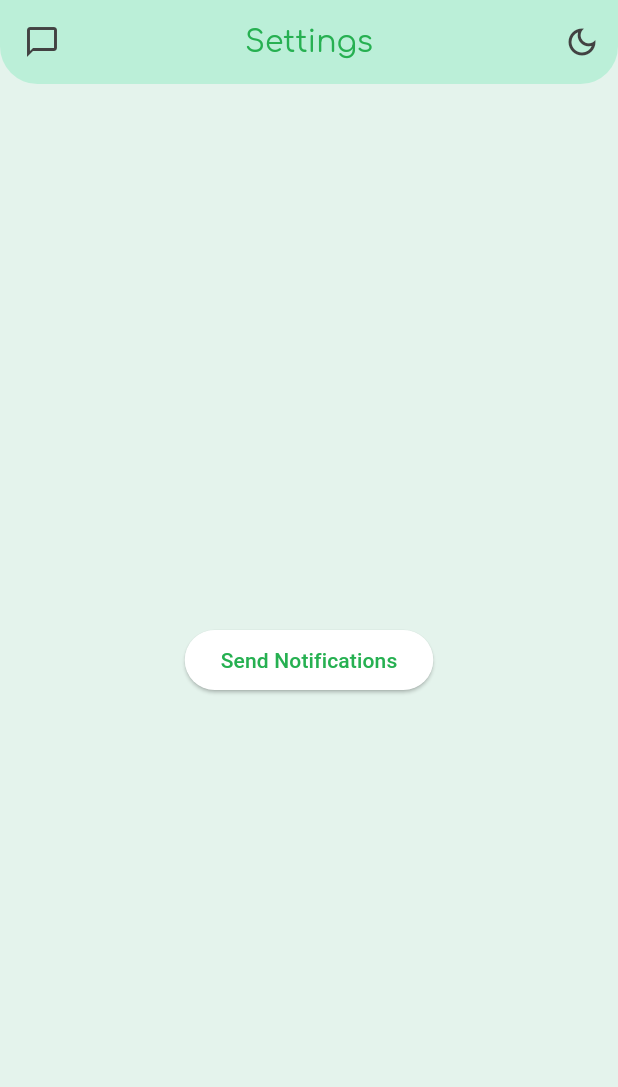
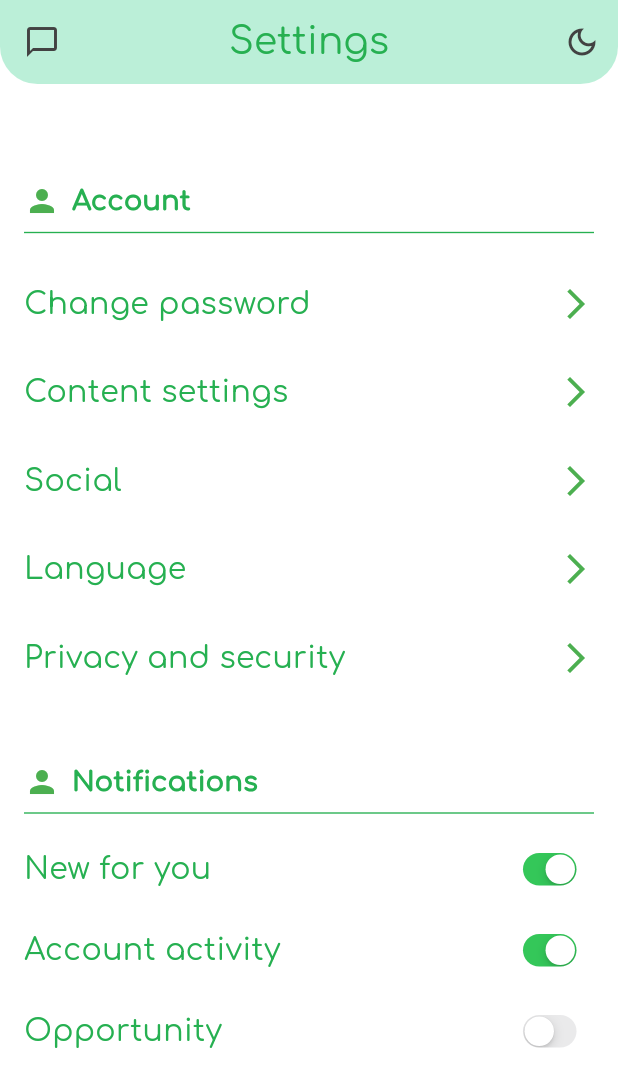
Before and after one commit to Hrk01221/CodePalooza, a Flutter app: the Settings screen opened directly, on a phone screen of 412 x 824 dp. Shown: the top 1087 px of the screen. Run offline on Flutter 3.47's test engine with Material 3 defaults, Android fonts, the phone set to English and light mode, and no system bars; our stand-ins replace animate_do, animated_splash_screen, awesome_notifications, cloud_firestore, firebase_auth, firebase_core and 7 more; accounts and stored records are empty; network calls fail.

Commit message:
Chatting issue fixed + added settings

```diff
--- a/lib/Screens/Chatting_with.dart
+++ b/lib/Screens/Chatting_with.dart
@@ -65,10 +65,8 @@ class _ChattingPageState extends State<ChattingPage> {
   }
 
   void sendMessage() async {
-
     if(_messageController.text.isNotEmpty){
       await _chatService.sendMessage(widget.recieverID, _messageController.text);
-
       _messageController.clear();
     }
 
@@ -100,6 +98,7 @@ class _ChattingPageState extends State<ChattingPage> {
           IconButton(
             onPressed: () {
               Provider.of<ThemeProvider>(context, listen: false).toggleTheme();
+              scrollDown();
             },
             icon: Icon(
               Theme.of(context).brightness == Brightness.dark
--- a/lib/Screens/profile.dart
+++ b/lib/Screens/profile.dart
@@ -9,6 +9,7 @@ import 'package:realpalooza/Screens/edit_profile.dart';
 import 'package:realpalooza/Theme/theme_provider.dart';
 import 'package:realpalooza/constant/icons.dart';
 import 'package:realpalooza/pages/daily_streak.dart';
+import 'package:realpalooza/pages/skills.dart';
 import '../pages/graph_code.dart';
 
 class Profile extends StatefulWidget {
@@ -324,7 +325,7 @@ class _ProfileState extends State<Profile> {
                               Navigator.pushReplacement(
                                   context,
                                   MaterialPageRoute(
-                                    builder: (context) => DailyStreakScreen(),
+                                    builder: (context) => Skills(),
                                   )
                               );
                             },
--- a/lib/Screens/settings.dart
+++ b/lib/Screens/settings.dart
@@ -1,19 +1,29 @@
-import 'package:awesome_notifications/awesome_notifications.dart';
+import 'package:flutter/cupertino.dart';
 import 'package:flutter/material.dart';
 import 'package:provider/provider.dart';
+import 'package:realpalooza/Screens/settings_page/ChangePass.dart';
+import 'package:realpalooza/Screens/settings_page/ContestSetting.dart';
+import 'package:realpalooza/Screens/settings_page/Language.dart';
+import 'package:realpalooza/Screens/settings_page/PrivacyAndSecurity.dart';
+import 'package:realpalooza/Screens/settings_page/Social.dart';
 
 import '../Theme/theme_provider.dart';
+import '../pages/graph_code.dart';
 import '../pages/notification.dart';
+import 'base_screen.dart';
 import 'chatPage.dart';
 
+class Settings extends StatefulWidget {
+  @override
+  _SettingsPageState createState() => _SettingsPageState();
+}
 
-class Settings extends StatelessWidget {
-  Settings({Key? key}) : super(key: key);
+class _SettingsPageState extends State<Settings> {
+  List<bool> switchValues = [true, true, false]; // Switch values list
 
   @override
   Widget build(BuildContext context) {
     return Scaffold(
-      backgroundColor: Theme.of(context).colorScheme.background,
       appBar: AppBar(
         backgroundColor: Theme.of(context).colorScheme.primary,
         centerTitle: true,
@@ -21,7 +31,7 @@ class Settings extends StatelessWidget {
           'Settings',
           style: TextStyle(
             fontFamily: 'Comfortaa',
-              fontSize: 20,
+            fontSize: 25,
             color: Theme.of(context).colorScheme.secondary,
           ),
         ),
@@ -35,14 +45,13 @@ class Settings extends StatelessWidget {
                   ? Icons.dark_mode
                   : Icons.dark_mode_outlined,
               color: Theme.of(context).brightness == Brightness.dark
-                    ?Colors.white.withOpacity(.8)
-                    :Colors.grey[800],
+                  ? Colors.white.withOpacity(.8)
+                  : Colors.grey[800],
             ),
           ),
         ],
         leading: IconButton(
-            onPressed: (){
-
+          onPressed: () {
             Navigator.push(
               context,
               MaterialPageRoute(
@@ -52,53 +61,182 @@ class Settings extends StatelessWidget {
               ),
             );
           },
-            icon: (
-                Icon(
+          icon: (Icon(
             Theme.of(context).brightness == Brightness.dark
                 ? Icons.chat_bubble_outlined
                 : Icons.chat_bubble_outline,
             color: Theme.of(context).brightness == Brightness.dark
-                      ?Colors.white.withOpacity(.8)
-                      :Colors.grey[800],
-                )
-            ),
+                ? Colors.white.withOpacity(.8)
+                : Colors.grey[800],
+          )),
         ),
         shape: const RoundedRectangleBorder(
           borderRadius: BorderRadius.only(
             bottomLeft: Radius.circular(25),
             bottomRight: Radius.circular(25),
           ),
-          )
-      ),
-      body: Center(
-        child: Column(
-          mainAxisAlignment: MainAxisAlignment.center,
-          children: [
-            ElevatedButton(
-              onPressed: () {
-                NotificationManager.showNotification(
-                    title: 'Hello world',
-                    body: 'this is my notification',
-                    payload: {
-                      "navigate":"true",
-                    },
-                actionButtons: [
-                  NotificationActionButton(
-                      key: 'check',
-                      label: 'check it out',
-                  actionType: ActionType.SilentAction,
-                  color: Colors.green,
-                  )
-                ]);
-                NotificationManager.setNotificationListeners();
-              },
-              child: Text('Send Notifications',style: TextStyle(color: Color(0xff26b051)),
         ),
       ),
-            // Add more settings widgets here as needed
+      body: Container(
+        padding: EdgeInsets.only(left: 16, top: 25, right: 16),
+        child: ListView(
+          children: [
+            SizedBox(
+              height: 40,
+            ),
+            // Account Section
+            buildSectionHeader("Account"),
+            Divider(
+              thickness: 0.9,
+              color: Theme.of(context).colorScheme.secondary,
+            ),
+            SizedBox(
+              height: 10,
+            ),
+            buildAccountOptionRow(context, "Change password", 1),
+            buildAccountOptionRow(context, "Content settings", 2),
+            buildAccountOptionRow(context, "Social", 3),
+            buildAccountOptionRow(context, "Language", 4),
+            buildAccountOptionRow(context, "Privacy and security", 5),
+            SizedBox(
+              height: 40,
+            ),
+            // Notification Section
+            buildSectionHeader("Notifications"),
+            Divider(
+              thickness: 0.9,
+              color: Theme.of(context).colorScheme.secondary,
+            ),
+            SizedBox(
+              height: 10,
+            ),
+            buildNotificationOptionRow("New for you", 0),
+            const SizedBox(height: 15,),
+            buildNotificationOptionRow("Account activity", 1),
+            const SizedBox(height: 15,),
+            buildNotificationOptionRow("Opportunity", 2),
+            const SizedBox(height: 15,),
+            SizedBox(
+              height: 50,
+            ),
           ],
         ),
       ),
     );
   }
+
+  Widget buildSectionHeader(String title) {
+    return Row(
+      children: [
+        Icon(
+          Icons.person,
+          color: Colors.green,
+        ),
+        SizedBox(
+          width: 8,
+        ),
+        Text(
+          title,
+          style: TextStyle(
+            fontSize: 18,
+            fontWeight: FontWeight.bold,
+            fontFamily: 'Comfortaa',
+            color: Theme.of(context).colorScheme.secondary,
+          ),
+        ),
+      ],
+    );
   }
+
+  GestureDetector buildAccountOptionRow(
+      BuildContext context, String title, int key) {
+    return GestureDetector(
+      onTap: () {
+        if (title == "Change password") {
+          Navigator.pushReplacement(
+            context,
+            MaterialPageRoute(
+              builder: (context) => ChangePasswordPage(), // Replace with your Change Password Page
+            ),
+          );
+        } else if (title == "Content settings") {
+          Navigator.pushReplacement(
+            context,
+            MaterialPageRoute(
+              builder: (context) => ContentSettingsPage(), // Replace with your Content Settings Page
+            ),
+          );
+        } else if (title == "Social") {
+          Navigator.pushReplacement(
+            context,
+            MaterialPageRoute(
+              builder: (context) => SocialPage(), // Replace with your Social Page
+            ),
+          );
+        } else if (title == "Language") {
+          Navigator.pushReplacement(
+            context,
+            MaterialPageRoute(
+              builder: (context) => LanguagePage(), // Replace with your Language Page
+            ),
+          );
+        } else if (title == "Privacy and security") {
+          Navigator.pushReplacement(
+            context,
+            MaterialPageRoute(
+              builder: (context) => PrivacySecurityPage(), // Replace with your Privacy and Security Page
+            ),
+          );
+        }
+      },
+      child: Padding(
+        padding: const EdgeInsets.symmetric(vertical: 15.0),
+        child: Row(
+          mainAxisAlignment: MainAxisAlignment.spaceBetween,
+          children: [
+            Text(
+              title,
+              style: TextStyle(
+                  fontSize: 20,
+                  fontWeight: FontWeight.w500,
+                  color: Theme.of(context).colorScheme.secondary,
+                  fontFamily: 'Comfortaa'),
+            ),
+            Icon(
+              Icons.arrow_forward_ios,
+              color: Colors.green,
+            ),
+          ],
+        ),
+      ),
+    );
+  }
+
+
+  Row buildNotificationOptionRow(String title, int index) {
+    return Row(
+      mainAxisAlignment: MainAxisAlignment.spaceBetween,
+      children: [
+        Text(
+          title,
+          style: TextStyle(
+              fontSize: 20,
+              fontWeight: FontWeight.w500,
+              color: Theme.of(context).colorScheme.secondary,
+              fontFamily: 'Comfortaa'),
+        ),
+        Transform.scale(
+          scale: 0.7,
+          child: CupertinoSwitch(
+            value: switchValues[index],
+            onChanged: (value) {
+              setState(() {
+                switchValues[index] = value;
+              });
+            },
+          ),
+        )
+      ],
+    );
+  }
+}
--- a/lib/Services/chat/chat_service.dart
+++ b/lib/Services/chat/chat_service.dart
@@ -24,7 +24,7 @@ class ChatService {
     final String currentUserID = currentUser.email!;
     final String currentUserEmail = currentUser.email!;
     final Timestamp timestamp = Timestamp.now();
-    final String timest = DateTime.now().hour.toString()+':'+(DateTime.now().hour.toString().length==1?'0'+DateTime.now().hour.toString():DateTime.now().hour.toString());
+    final String timest = DateTime.now().hour.toString()+':'+(DateTime.now().minute.toString().length==1?'0'+DateTime.now().minute.toString():DateTime.now().minute.toString());
 
     Message newMessage = Message(
       senderEmail: currentUserEmail,
```
Also changed, not shown: lib/Screens/settings_page/ChangePass.dart (added, +71 -0 lines), lib/Screens/settings_page/ContestSetting.dart (added, +15 -0 lines), lib/Screens/settings_page/Language.dart (added, +15 -0 lines), lib/Screens/settings_page/PrivacyAndSecurity.dart (added, +15 -0 lines), lib/Screens/settings_page/Social.dart (added, +15 -0 lines), lib/pages/skills.dart (added, +68 -0 lines). Lines whose indentation alone changed are shown as unchanged.
